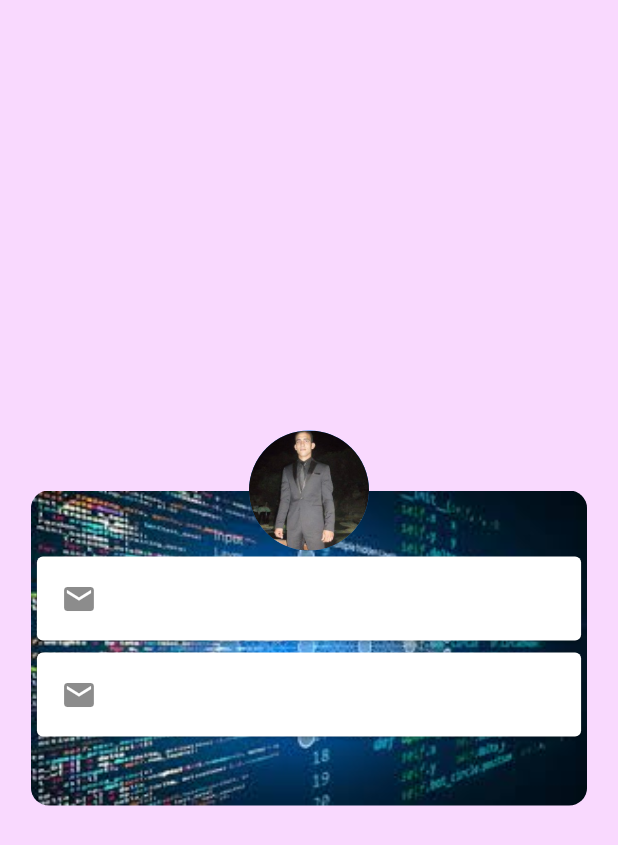
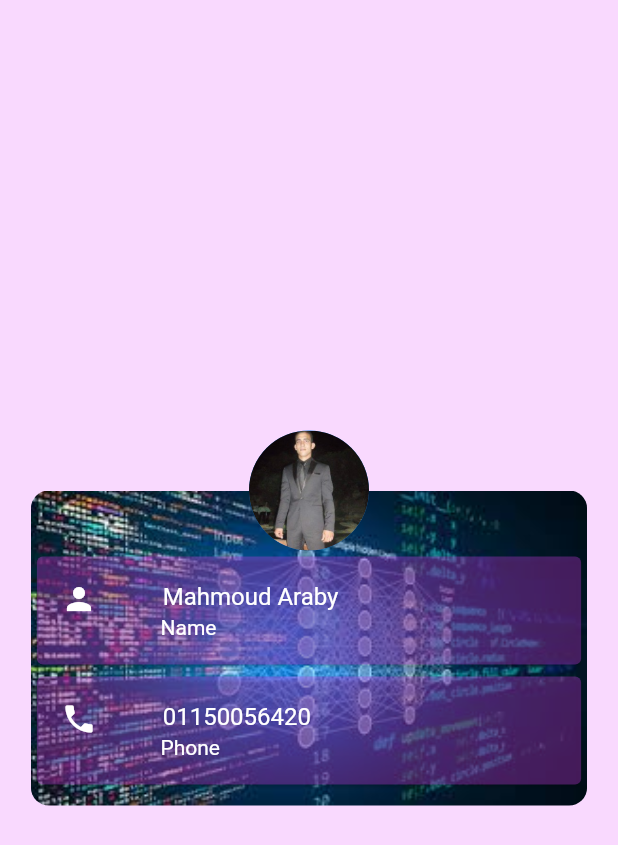
Before and after one commit to mahmoud-araby/biz_card, a Flutter app: the screen it shows after launch, on a phone screen of 412 x 824 dp. Shown: the top 845 px of the screen. Run offline on Flutter 3.47's test engine with Material 2 defaults, Android fonts, the phone set to English and light mode, and no system bars.

Commit message:
Updating colors

```diff
--- a/lib/main.dart
+++ b/lib/main.dart
@@ -45,13 +45,37 @@ class MyHomePage extends StatelessWidget {
                   child: Column(
                     children: <Widget>[
                       Card(
+                        color: Colors.purpleAccent.withOpacity(0.3),
                         child: ListTile(
-                          leading: Icon(Icons.mail),
+                          leading: Icon(
+                            Icons.person,
+                            color: Colors.white,
+                          ),
+                          title: Text(
+                            '   Mahmoud Araby',
+                            style: TextStyle(color: Colors.white),
+                          ),
+                          subtitle: (Text(
+                            '   Name',
+                            style: TextStyle(color: Colors.white),
+                          )),
                         ),
                       ),
                       Card(
+                        color: Colors.purpleAccent.withOpacity(0.3),
                         child: ListTile(
-                          leading: Icon(Icons.mail),
+                          leading: Icon(
+                            Icons.phone,
+                            color: Colors.white,
+                          ),
+                          title: Text(
+                            '   01150056420',
+                            style: TextStyle(color: Colors.white),
+                          ),
+                          subtitle: (Text(
+                            '   Phone',
+                            style: TextStyle(color: Colors.white),
+                          )),
                         ),
                       ),
                     ],
```
